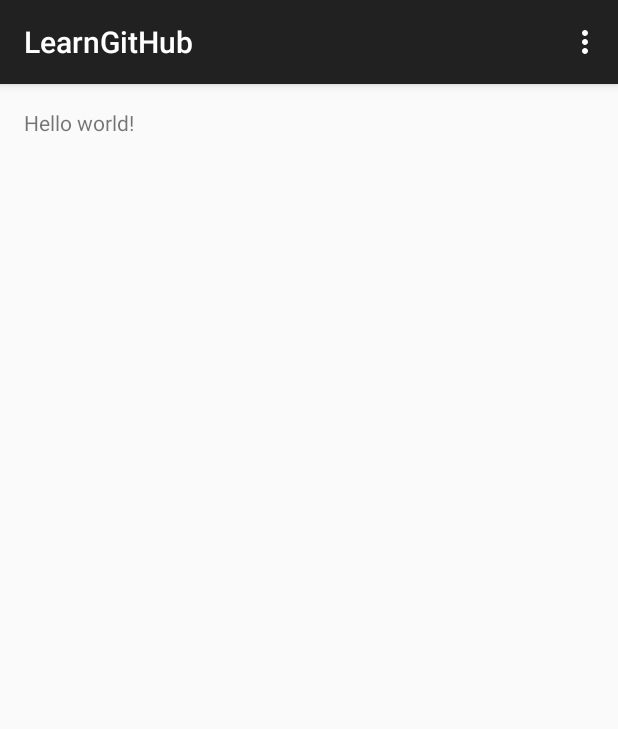
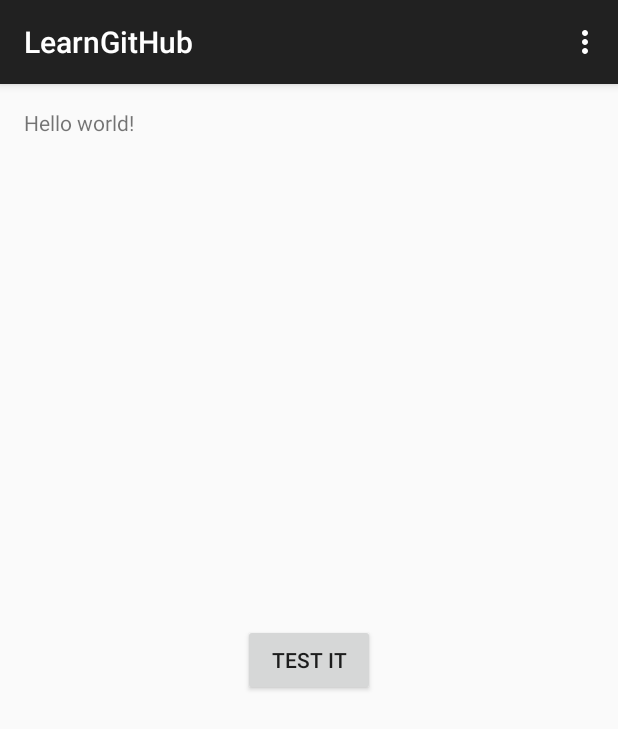
Before and after one commit to sandeeplearner/LearnGitHub, an Android app: the screen it shows after launch (MainActivity), on a phone screen of 412 x 824 dp. Shown: the top 729 px of the screen. Run offline under Robolectric (Android 15) with nearby library versions, the phone set to English and light mode, and no system bars.

Commit message:
added test it button to screen center

```diff
--- a/app/src/main/res/layout/activity_main.xml
+++ b/app/src/main/res/layout/activity_main.xml
@@ -8,4 +8,9 @@
     <TextView android:text="@string/hello_world" android:layout_width="wrap_content"
         android:layout_height="wrap_content" />
 
+    <Button
+        android:layout_width="wrap_content"
+        android:layout_height="wrap_content"
+        android:layout_centerInParent="true"
+        android:text="Test it"/>
 </RelativeLayout>
```
